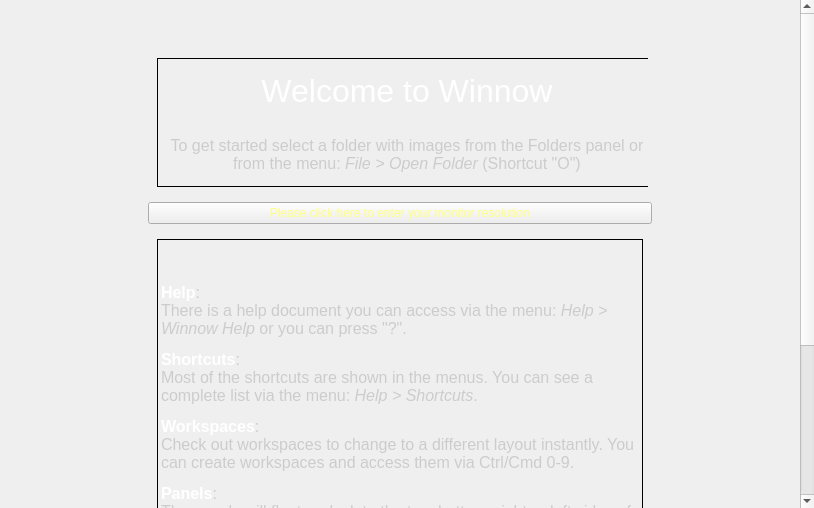
Qt form Help/welcome.ui (towhee/Winnow64) before a commit.
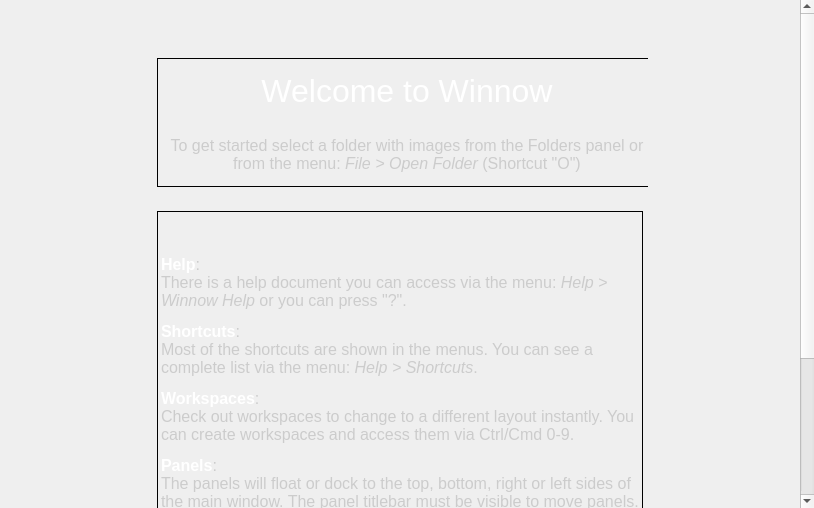
The same form after that commit.

Commit message:
Detect monitor res
Working on PC when drag between monitors

```diff
--- a/Help/welcome.ui
+++ b/Help/welcome.ui
@@ -30,8 +30,8 @@
     <rect>
      <x>0</x>
      <y>0</y>
-     <width>797</width>
-     <height>780</height>
+     <width>793</width>
+     <height>1015</height>
     </rect>
    </property>
    <layout class="QHBoxLayout" name="horizontalLayout">
@@ -109,16 +109,6 @@
         </layout>
        </widget>
       </item>
-      <item>
-       <widget class="QPushButton" name="monitorSizeBtn">
-        <property name="styleSheet">
-         <string notr="true">color:rgb(255, 255, 127)</string>
-        </property>
-        <property name="text">
-         <string>Please click here to enter your monitor resolution</string>
-        </property>
-       </widget>
-      </item>
       <item alignment="Qt::AlignTop">
        <widget class="QFrame" name="frame">
         <property name="frameShape">
```
The commit also changes 12 other files.
